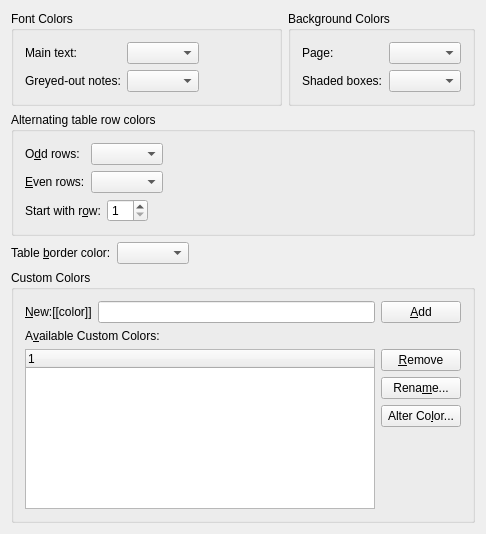
Qt form src/frontends/qt/ui/ColorUi.ui (kojiOnHill/lyx) before a commit.
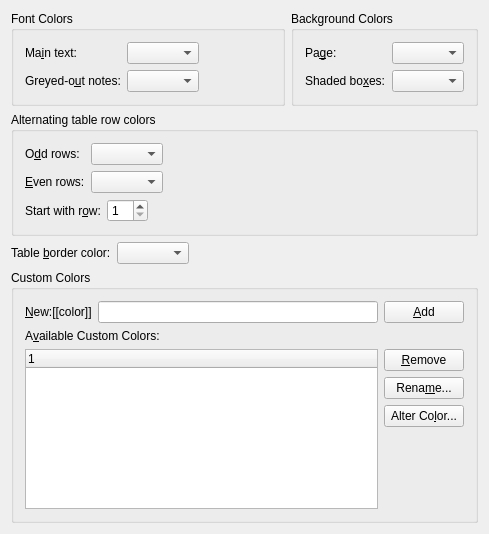
The same form after that commit. Custom widgets are drawn as their Qt base class.

Commit message: * ColorUi.ui - add missing shortcuts

Patch:
```diff
--- a/src/frontends/qt/ui/ColorUi.ui
+++ b/src/frontends/qt/ui/ColorUi.ui
@@ -6,7 +6,7 @@
    <rect>
     <x>0</x>
     <y>0</y>
-    <width>486</width>
+    <width>489</width>
     <height>534</height>
    </rect>
   </property>
@@ -160,14 +160,20 @@
         <item row="1" column="0">
          <widget class="QLabel" name="boxBackgroundColorLA">
           <property name="text">
-           <string>Shaded boxes:</string>
+           <string>Shaded bo&amp;xes:</string>
+          </property>
+          <property name="buddy">
+           <cstring>shadedColorCO</cstring>
           </property>
          </widget>
         </item>
         <item row="0" column="0">
          <widget class="QLabel" name="backgroundColorLA">
           <property name="text">
-           <string>Page:</string>
+           <string>Pa&amp;ge:</string>
+          </property>
+          <property name="buddy">
+           <cstring>pageColorCO</cstring>
           </property>
          </widget>
         </item>
@@ -348,14 +354,20 @@
         <item row="0" column="0">
          <widget class="QLabel" name="fontColorLA">
           <property name="text">
-           <string>Main text:</string>
+           <string>Ma&amp;in text:</string>
+          </property>
+          <property name="buddy">
+           <cstring>textColorCO</cstring>
           </property>
          </widget>
         </item>
         <item row="1" column="0">
          <widget class="QLabel" name="noteFontColorLA">
           <property name="text">
-           <string>Greyed-out notes:</string>
+           <string>Greyed-o&amp;ut notes:</string>
+          </property>
+          <property name="buddy">
+           <cstring>noteColorCO</cstring>
           </property>
          </widget>
         </item>
```
